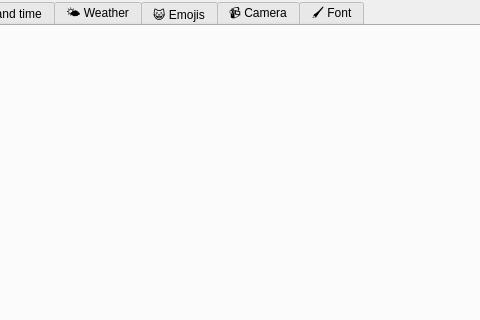
The window that maindesktopweadtwindow.ui (Vicken-Ghoubiguian/desktopWeaDTApp) describes before a commit, drawn with Qt 5; both pictures show x 162 to 642 and y 0 to 320 of the 800 by 600 pixel window.
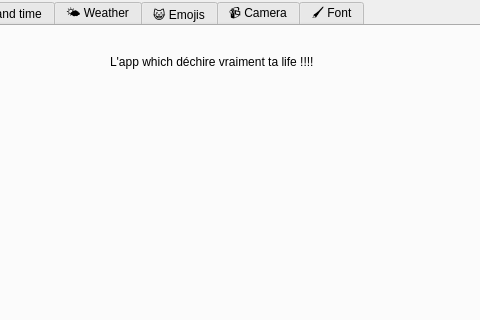
The same window after the commit.

Commit message: Adding title QLabel

What changed in the file:
```diff
--- a/maindesktopweadtwindow.ui
+++ b/maindesktopweadtwindow.ui
@@ -33,6 +33,25 @@
      <attribute name="title">
       <string>📖 Presentation</string>
      </attribute>
+     <widget class="QLabel" name="presentationAppTitleLabel">
+      <property name="geometry">
+       <rect>
+        <x>270</x>
+        <y>20</y>
+        <width>261</width>
+        <height>31</height>
+       </rect>
+      </property>
+      <property name="sizePolicy">
+       <sizepolicy hsizetype="Preferred" vsizetype="Preferred">
+        <horstretch>10</horstretch>
+        <verstretch>10</verstretch>
+       </sizepolicy>
+      </property>
+      <property name="text">
+       <string>L'app which déchire vraiment ta life !!!!</string>
+      </property>
+     </widget>
     </widget>
     <widget class="QWidget" name="dateTimeTab">
      <attribute name="title">
```
The commit also changes 1 other file.
